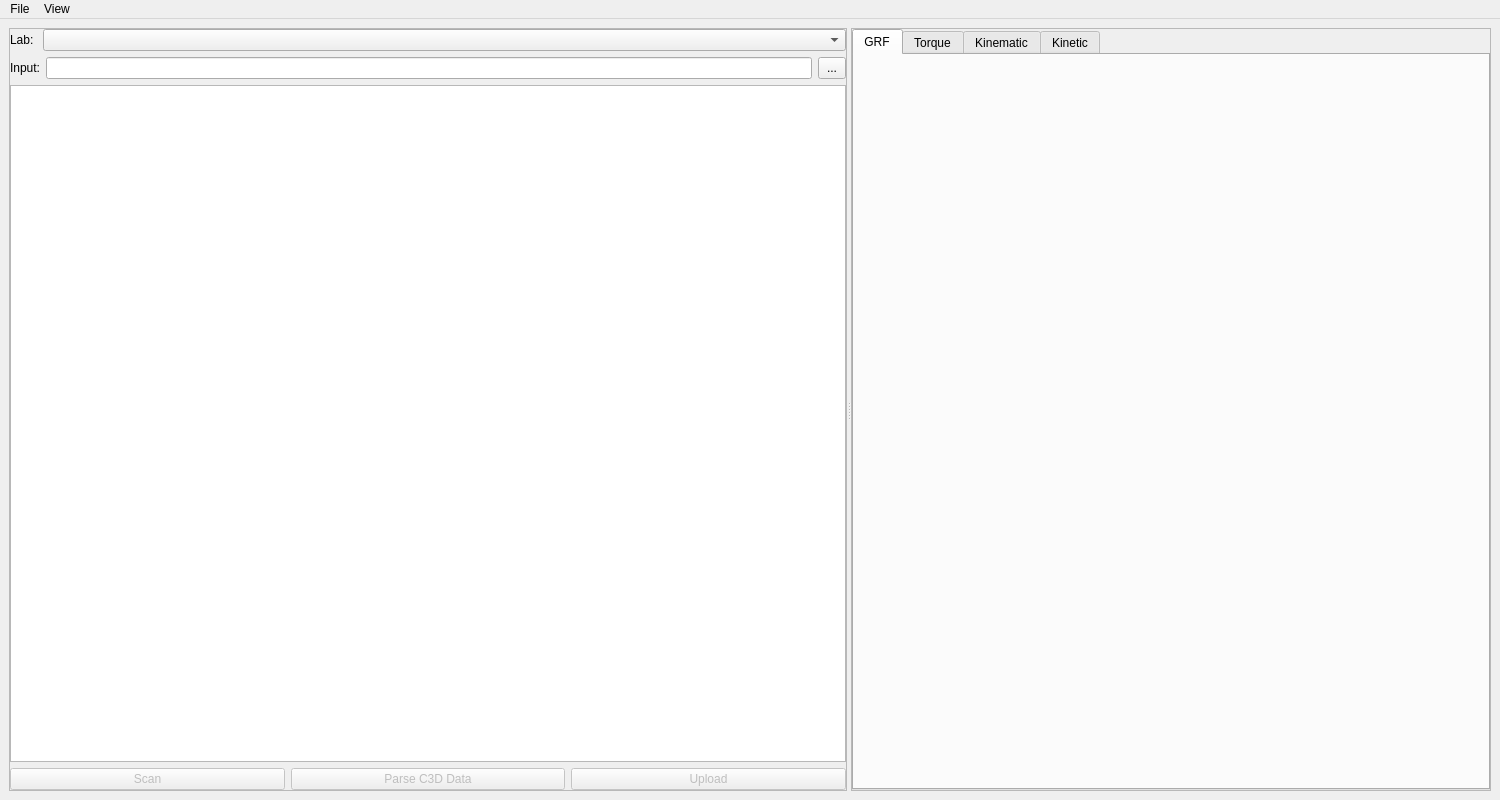
Old version of the form src/c3d_parser/view/qt/main_window.ui in the repository tsalemink/C3D-parser.
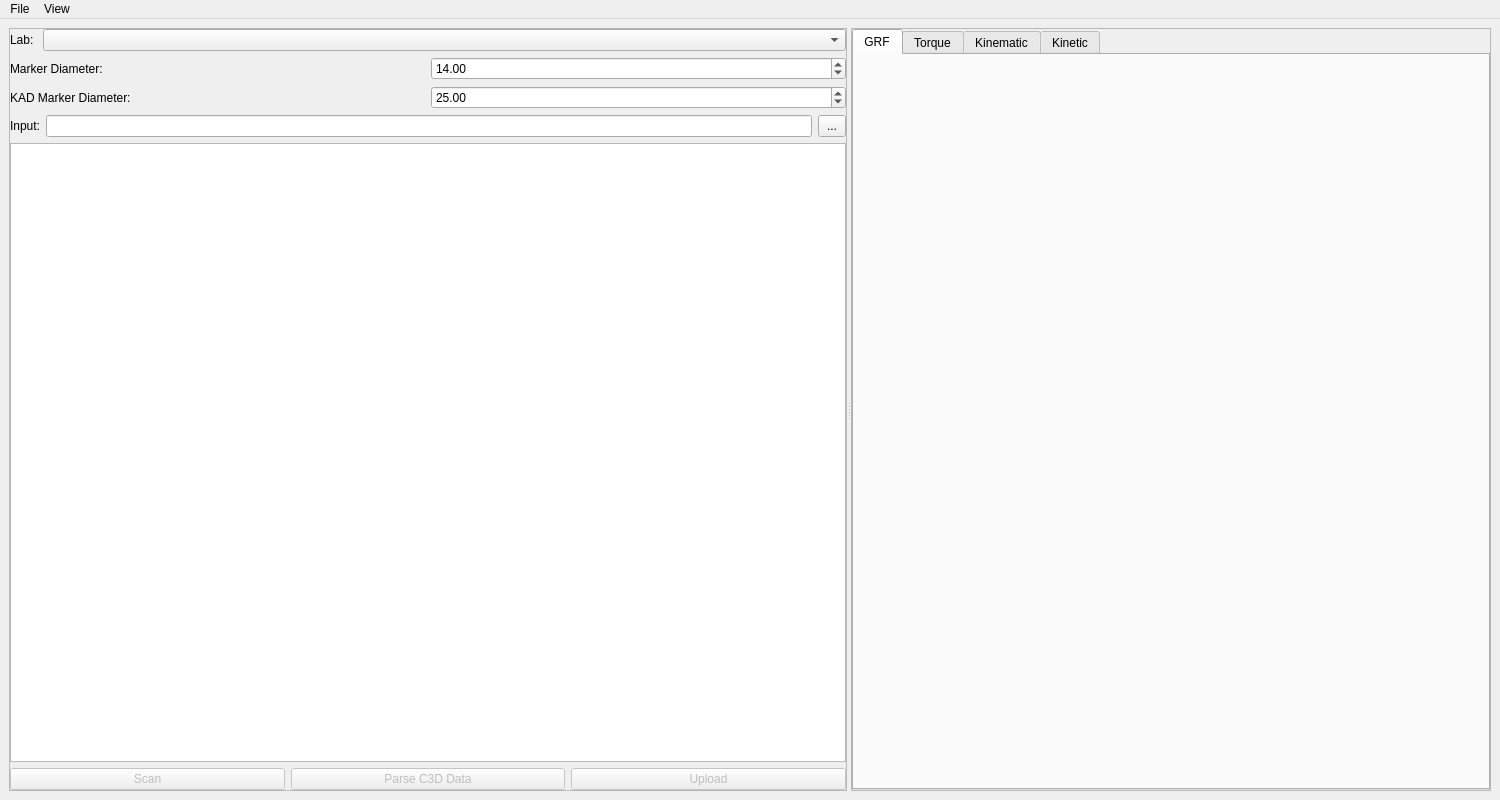
New version of the form. Custom widgets are drawn as their Qt base class.

Commit message: Add UI elements for specifying marker-diameter

Diff of the .ui file:
```diff
--- a/src/c3d_parser/view/qt/main_window.ui
+++ b/src/c3d_parser/view/qt/main_window.ui
@@ -73,6 +73,42 @@
           </item>
          </layout>
         </item>
+        <item>
+         <layout class="QHBoxLayout" name="horizontalLayout_4">
+          <item>
+           <widget class="QLabel" name="label_3">
+            <property name="text">
+             <string>Marker Diameter:</string>
+            </property>
+           </widget>
+          </item>
+          <item>
+           <widget class="QDoubleSpinBox" name="doubleSpinBoxMarkerDiameter">
+            <property name="value">
+             <double>14.000000000000000</double>
+            </property>
+           </widget>
+          </item>
+         </layout>
+        </item>
+        <item>
+         <layout class="QHBoxLayout" name="horizontalLayout_5">
+          <item>
+           <widget class="QLabel" name="label_4">
+            <property name="text">
+             <string>KAD Marker Diameter:</string>
+            </property>
+           </widget>
+          </item>
+          <item>
+           <widget class="QDoubleSpinBox" name="doubleSpinBoxKADMarkerDiameter">
+            <property name="value">
+             <double>25.000000000000000</double>
+            </property>
+           </widget>
+          </item>
+         </layout>
+        </item>
         <item>
          <layout class="QHBoxLayout" name="horizontalLayout" stretch="0,1,0">
           <item>
```
The commit also changes 3 other files.
